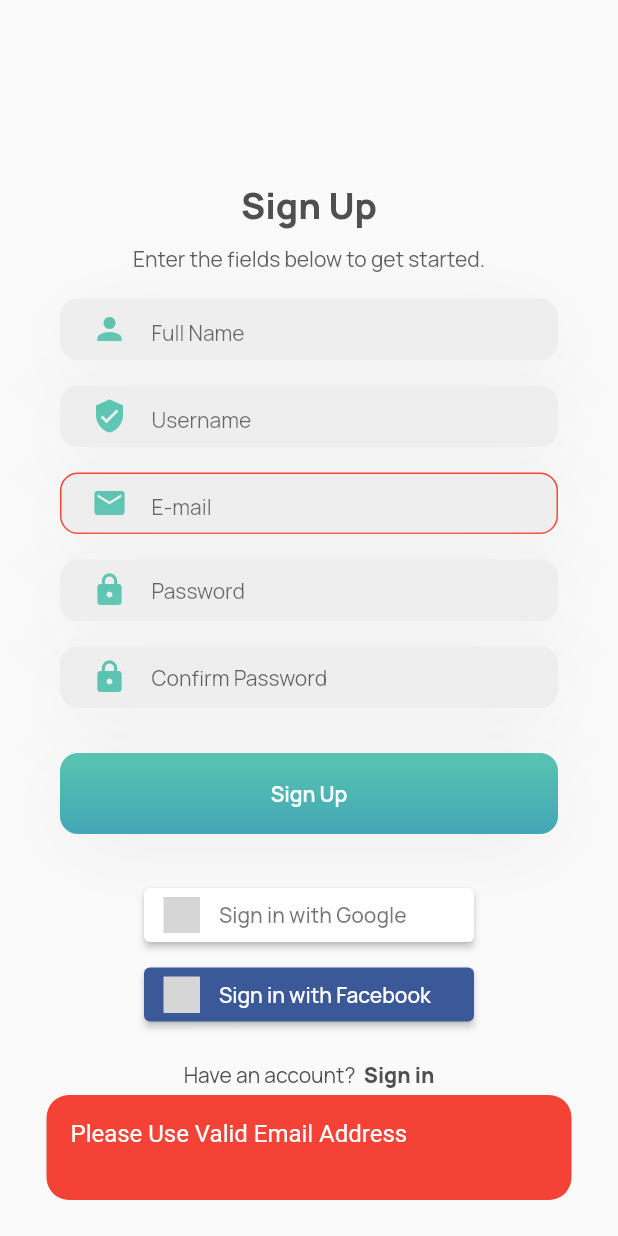
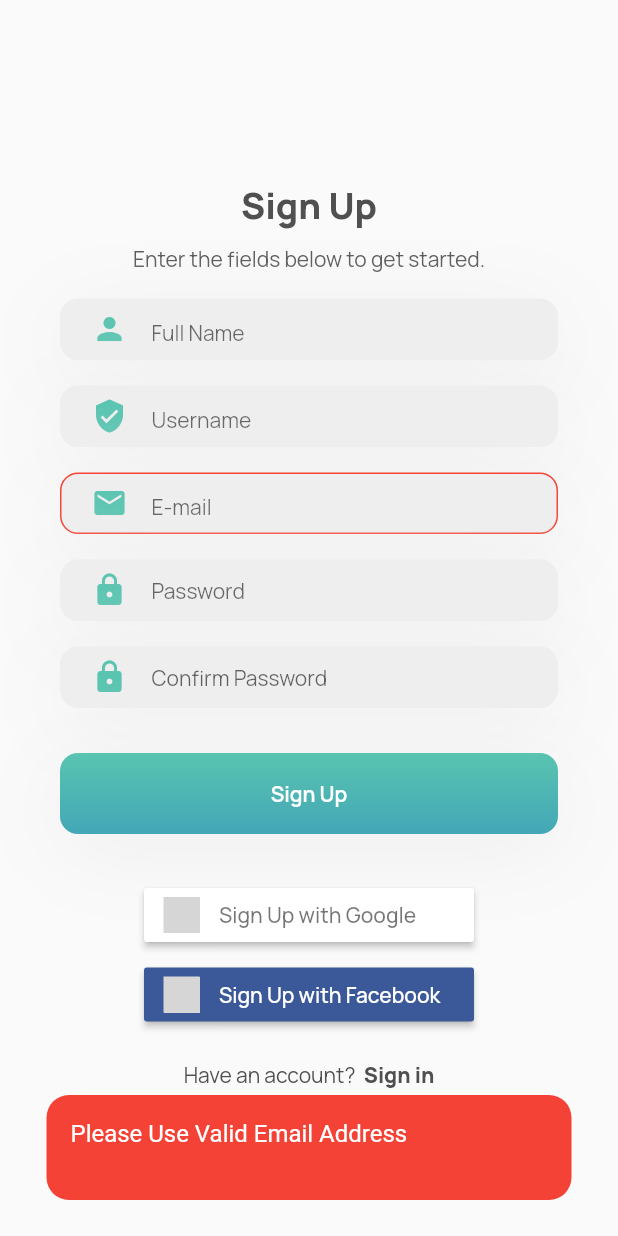
Before and after one commit to split-rex/split-rex-frontend, a Flutter app: the screen it shows after launch, after a tap on "Sign Up", on a phone screen of 412 x 824 dp. Run offline on Flutter 3.47's test engine with Material 2 defaults, Android fonts, the phone set to English and light mode, and no system bars; our stand-ins replace firebase_auth, firebase_core, flutter_riverpod, flutter_signin_button, flutter_svg, google_fonts and 2 more; missing offline and left inert: flutter_initicon; accounts and stored records are empty; project files that could hold a hidden picture were left out; grey boxes are pictures that could not be loaded.

Commit message:
feat: add login register with google

```diff
--- a/split_rex/lib/main.dart
+++ b/split_rex/lib/main.dart
@@ -8,8 +8,12 @@ import 'package:split_rex/src/widgets/navbar.dart';
 import 'package:split_rex/src/routes/routes.dart';
 
 import 'package:split_rex/src/providers/routes.dart';
+import 'package:firebase_core/firebase_core.dart';
 
-void main() {
+
+Future main() async{
+  WidgetsFlutterBinding.ensureInitialized();
+  await Firebase.initializeApp();
   runApp(const ProviderScope(child: MyApp()));
 }
 
--- a/split_rex/lib/src/providers/auth.dart
+++ b/split_rex/lib/src/providers/auth.dart
@@ -3,6 +3,7 @@ import 'package:flutter_riverpod/flutter_riverpod.dart';
 
 import 'package:split_rex/src/model/auth.dart';
 import 'package:split_rex/src/model/user.dart';
+
 
 class AuthProvider extends ChangeNotifier {
   SignUpModel signUpData = SignUpModel();
--- a/split_rex/lib/src/screens/account.dart
+++ b/split_rex/lib/src/screens/account.dart
@@ -1,6 +1,8 @@
+import 'package:firebase_auth/firebase_auth.dart';
 import 'package:flutter/material.dart';
 import 'package:flutter_riverpod/flutter_riverpod.dart';
 import 'package:split_rex/src/common/header.dart';
+import 'package:split_rex/src/providers/firebaseauth.dart';
 import 'package:split_rex/src/providers/group_list.dart';
 
 import '../providers/add_expense.dart';
@@ -46,6 +48,9 @@ class Account extends ConsumerWidget {
 }
 
 Future<void> _signOut(WidgetRef ref) async {
+  if (FirebaseAuth.instance.currentUser != null) {
+    await ref.read(googleSignInProvider).googleLogout();
+  }
   ref.read(routeProvider).clearRouteProvider();
   ref.read(groupListProvider).clearGroupListProvider();
   ref.read(friendProvider).clearFriendProvider();
--- a/split_rex/lib/src/screens/auth/sign_up.dart
+++ b/split_rex/lib/src/screens/auth/sign_up.dart
@@ -1,13 +1,57 @@
+import 'dart:developer';
+
+import 'package:firebase_auth/firebase_auth.dart';
 import 'package:flutter/material.dart';
 import 'package:flutter_riverpod/flutter_riverpod.dart';
+import 'package:split_rex/src/providers/auth.dart';
+import 'package:split_rex/src/providers/error.dart';
 import 'package:split_rex/src/providers/routes.dart';
+import 'package:split_rex/src/screens/home.dart';
+import 'package:split_rex/src/services/auth.dart';
 import 'package:split_rex/src/widgets/auth.dart';
+
+
 
 class SignUpScreen extends ConsumerWidget {
   const SignUpScreen({super.key});
 
   @override
   Widget build(BuildContext context, WidgetRef ref) {
+    return Scaffold(
+      body: StreamBuilder(
+        stream: FirebaseAuth.instance.authStateChanges(),
+        builder: (context, snapshot) {
+          // add async here
+          if (snapshot.hasData) {
+
+            () async {
+              log("gegegegegege");
+              final user = FirebaseAuth.instance.currentUser;
+              ref.read(authProvider).changeSignUpData(user?.displayName,
+                  user?.displayName, user?.email, user?.uid, user?.uid);
+              log(ref.watch(authProvider).signUpData.name);
+              await ApiServices().postRegister(ref);
+              log("gotohome");
+              if (ref.watch(errorProvider).errorType == "ERROR_EMAIL_EXISTED")
+              {
+                ref
+                    .read(authProvider)
+                    .changeSignInData(user?.email, user?.uid);
+                await ApiServices().postLogin(ref);
+              }
+
+
+            }();
+            return const Text("Signed in");
+            // ignore: use_build_context_synchronously
+          } else if (snapshot.connectionState == ConnectionState.waiting) {
+            // log("Waiting");
+            return const Center(child: CircularProgressIndicator());
+          } else if (snapshot.hasError) {
+            // log("Error");
+            return const Text("Error");
+          } else {
+            // log("Not signed in");
             return SingleChildScrollView(
                 child: Column(
               children: [
@@ -34,7 +78,10 @@ class SignUpScreen extends ConsumerWidget {
                   ),
                 )
               ],
-      )
+            ));
+          }
+        },
+      ),
     );
   }
 }
--- a/split_rex/lib/src/services/auth.dart
+++ b/split_rex/lib/src/services/auth.dart
@@ -1,4 +1,5 @@
 import 'dart:convert';
+import 'dart:developer';
 
 import 'package:http/http.dart';
 import 'package:flutter_riverpod/flutter_riverpod.dart';
@@ -37,22 +38,22 @@ class ApiServices {
   }
 
   bool isEmailValid(email) {
-      return RegExp(r"^[a-zA-Z0-9.a-zA-Z0-9.!#$%&'*+-/=?^_`{|}~]+@[a-zA-Z0-9]+\.[a-zA-Z]+")
+    return RegExp(
+            r"^[a-zA-Z0-9.a-zA-Z0-9.!#$%&'*+-/=?^_`{|}~]+@[a-zA-Z0-9]+\.[a-zA-Z]+")
         .hasMatch(email);
   }
 
   Future<void> postRegister(WidgetRef ref) async {
+    log("postRegister");
     SignUpModel signUpData = ref.watch(authProvider).signUpData;
     if (!isEmailValid(signUpData.email)) {
-      ref
-          .read(errorProvider)
-          .changeError("ERROR_INVALID_EMAIL");
-    }
-    else if (signUpData.confPass != signUpData.pass) {
+      ref.read(errorProvider).changeError("ERROR_INVALID_EMAIL");
+    } else if (signUpData.confPass != signUpData.pass) {
       ref
           .read(errorProvider)
           .changeError("ERROR_PASSWORD_AND_CONFIRMATION_NOT_MATCH");
     } else {
+      log("postRegisterefefefe");
       Response resp = await post(Uri.parse("$endpoint/register"),
           headers: <String, String>{'Content-Type': 'application/json'},
           body: jsonEncode(<String, String>{
@@ -63,6 +64,7 @@ class ApiServices {
           }));
       var data = jsonDecode(resp.body);
       if (data["message"] == "SUCCESS") {
+        log("SUCCESS");
         ref.read(errorProvider).changeError(data["message"]);
         ref.read(authProvider).changeJwtToken(data["data"]);
         await getProfile(ref);
@@ -71,6 +73,7 @@ class ApiServices {
         await FriendServices().friendRequestSentList(ref);
         ref.read(routeProvider).changePage("home");
       } else {
+
         // print(data["message"]);
         ref.read(errorProvider).changeError(data["message"]);
         // print(ref.watch(errorProvider).errorType);
--- a/split_rex/lib/src/widgets/auth.dart
+++ b/split_rex/lib/src/widgets/auth.dart
@@ -1,3 +1,4 @@
+import 'package:firebase_auth/firebase_auth.dart';
 import 'package:flutter/material.dart';
 import 'package:flutter_riverpod/flutter_riverpod.dart';
 import 'package:flutter_svg/flutter_svg.dart';
@@ -5,6 +6,8 @@ import 'package:split_rex/src/providers/auth.dart';
 
 import 'package:flutter_signin_button/flutter_signin_button.dart';
 import 'package:split_rex/src/providers/error.dart';
+import 'package:split_rex/src/providers/firebaseauth.dart';
+import 'package:split_rex/src/providers/routes.dart';
 import '../services/auth.dart';
 
 const String assetName = 'assets/LogoSVG.svg';
@@ -77,13 +80,17 @@ class _SignInFormState extends State<SignInForm> {
             type: "signin",
           ),
           const SizedBox(height: 30),
-          SignInButton(Buttons.Google, onPressed: () {
-            // sign in google
-          }),
+          SignInFirebase(
+            key: UniqueKey(),
+            type: "google",
+            placeholdertext: "Sign In with Google",
+          ),
           const SizedBox(height: 5),
-          SignInButton(Buttons.Facebook, onPressed: () {
-            //  sign in facebook
-          }),
+          SignInFirebase(
+            key: UniqueKey(),
+            type: "facebook",
+            placeholdertext: "Sign In with Facebook",
+          ),
           const SizedBox(height: 10),
         ]));
   }
@@ -158,19 +165,38 @@ class _SignUpFormState extends State<SignUpForm> {
             type: "signup",
           ),
           const SizedBox(height: 30),
-          SignInButton(Buttons.Google,
-              shape: RoundedRectangleBorder(
-                  borderRadius: BorderRadius.circular(4.0)), onPressed: () {
-            // sign up google
-          }),
+          SignInFirebase(
+            key: UniqueKey(),
+            placeholdertext: "Sign Up with Google",
+            type: "google",
+          ),
           const SizedBox(height: 5),
-          SignInButton(Buttons.Facebook,
-              shape: RoundedRectangleBorder(
-                  borderRadius: BorderRadius.circular(4.0)), onPressed: () {
-            //  sign up facebook
-          }),
+          SignInFirebase(
+              key: UniqueKey(),
+              placeholdertext: "Sign Up with Facebook",
+              type: "facebook"),
           const SizedBox(height: 10),
         ]));
+  }
+}
+
+class SignInFirebase extends ConsumerWidget {
+  final String placeholdertext;
+  final String type;
+
+  const SignInFirebase(
+      {required Key key, required this.placeholdertext, required this.type})
+      : super(key: key);
+
+  @override
+  Widget build(BuildContext context, WidgetRef ref) {
+    return SignInButton(
+      type == "google" ? Buttons.Google : Buttons.Facebook,
+      text: placeholdertext,
+      onPressed: () async {
+        await ref.read(googleSignInProvider).googleLogin();
+      },
+    );
   }
 }
 
@@ -245,16 +271,11 @@ class SubmitBtn extends ConsumerWidget {
               padding: const EdgeInsets.all(16),
               height: 70,
               decoration: BoxDecoration(
-                  color: Color(
+                  color: Color(ref.watch(errorProvider).errorType ==
+                              "ERROR_FAILED_REGISTER" ||
                           ref.watch(errorProvider).errorType ==
-                              "ERROR_FAILED_REGISTER" ||
-                          ref
-                                  .watch(errorProvider)
-                                  .errorType ==
                               "ERROR_USERNAME_EXISTED" ||
-                          ref
-                                  .watch(errorProvider)
-                                  .errorType ==
+                          ref.watch(errorProvider).errorType ==
                               "ERROR_EMAIL_EXISTED" ||
                           ref.watch(errorProvider).errorType ==
                               "ERROR: INVALID USERNAME OR PASSWORD" ||
@@ -271,13 +292,9 @@ class SubmitBtn extends ConsumerWidget {
                   Text(
                     ref.watch(errorProvider).errorType ==
                                 "ERROR_FAILED_REGISTER" ||
-                          ref
-                                  .watch(errorProvider)
-                                  .errorType ==
+                            ref.watch(errorProvider).errorType ==
                                 "ERROR_USERNAME_EXISTED" ||
-                          ref
-                                  .watch(errorProvider)
-                                  .errorType ==
+                            ref.watch(errorProvider).errorType ==
                                 "ERROR_EMAIL_EXISTED" ||
                             ref.watch(errorProvider).errorType ==
                                 "ERROR: INVALID USERNAME OR PASSWORD" ||
@@ -365,12 +382,20 @@ class FormFill extends ConsumerWidget {
             ),
           ],
           border: Border.all(
-              color: Color(
-                (ref.watch(errorProvider).errorType == "ERROR_USERNAME_EXISTED" && placeholderText == "Username") ||
-                (ref.watch(errorProvider).errorType == "ERROR_INVALID_EMAIL" && placeholderText == "E-mail") ||
-                (ref.watch(errorProvider).errorType == "ERROR_EMAIL_EXISTED" && placeholderText == "E-mail") ||
-                (ref.watch(errorProvider).errorType == "ERROR: INVALID USERNAME OR PASSWORD" && placeholderText == "Username")
-                  ? 0xFFF44336 : 0xffEEEEEE))),
+              color: Color((ref.watch(errorProvider).errorType ==
+                              "ERROR_USERNAME_EXISTED" &&
+                          placeholderText == "Username") ||
+                      (ref.watch(errorProvider).errorType ==
+                              "ERROR_INVALID_EMAIL" &&
+                          placeholderText == "E-mail") ||
+                      (ref.watch(errorProvider).errorType ==
+                              "ERROR_EMAIL_EXISTED" &&
+                          placeholderText == "E-mail") ||
+                      (ref.watch(errorProvider).errorType ==
+                              "ERROR: INVALID USERNAME OR PASSWORD" &&
+                          placeholderText == "Username")
+                  ? 0xFFF44336
+                  : 0xffEEEEEE))),
       child: TextField(
         key: Key(placeholderText),
         controller: controller,
@@ -419,10 +444,15 @@ class PasswordField extends ConsumerWidget {
                 color: Color(0xffEEEEEE)),
           ],
           border: Border.all(
-              color: Color(
-                (ref.watch(errorProvider).errorType == "ERROR: INVALID USERNAME OR PASSWORD" && placeholderText == "Password") ||
-                (ref.watch(errorProvider).errorType == "ERROR_PASSWORD_AND_CONFIRMATION_NOT_MATCH" && placeholderText == "Password") ||
-                (ref.watch(errorProvider).errorType == "ERROR_PASSWORD_AND_CONFIRMATION_NOT_MATCH" && placeholderText == "Confirm Password")
+              color: Color((ref.watch(errorProvider).errorType ==
+                              "ERROR: INVALID USERNAME OR PASSWORD" &&
+                          placeholderText == "Password") ||
+                      (ref.watch(errorProvider).errorType ==
+                              "ERROR_PASSWORD_AND_CONFIRMATION_NOT_MATCH" &&
+                          placeholderText == "Password") ||
+                      (ref.watch(errorProvider).errorType ==
+                              "ERROR_PASSWORD_AND_CONFIRMATION_NOT_MATCH" &&
+                          placeholderText == "Confirm Password")
                   ? 0xFFF44336
                   : 0xffEEEEEE))),
       child: TextField(
```
Also changed, not shown: split_rex/lib/src/providers/firebaseauth.dart (added, +41 -0 lines), split_rex/lib/src/widgets/home.dart (+7 -2 lines), split_rex/pubspec.yaml (+6 -1 lines), split_rex/pubspec.lock, 3 other files. Lines whose indentation alone changed are shown as unchanged.
